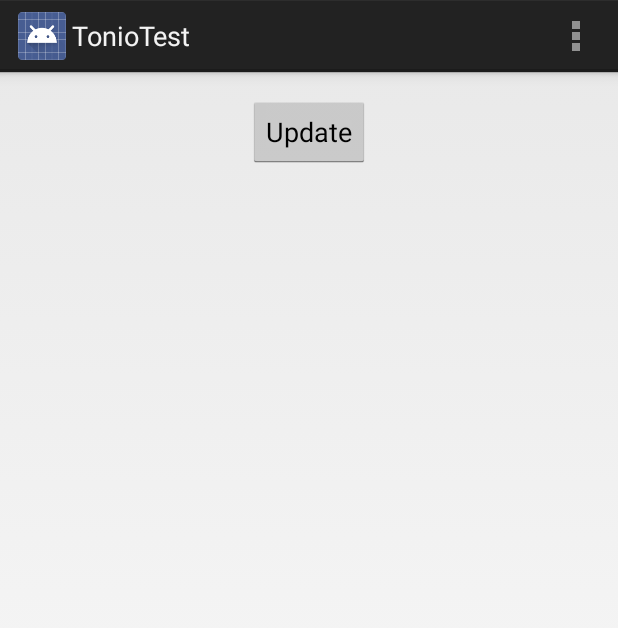
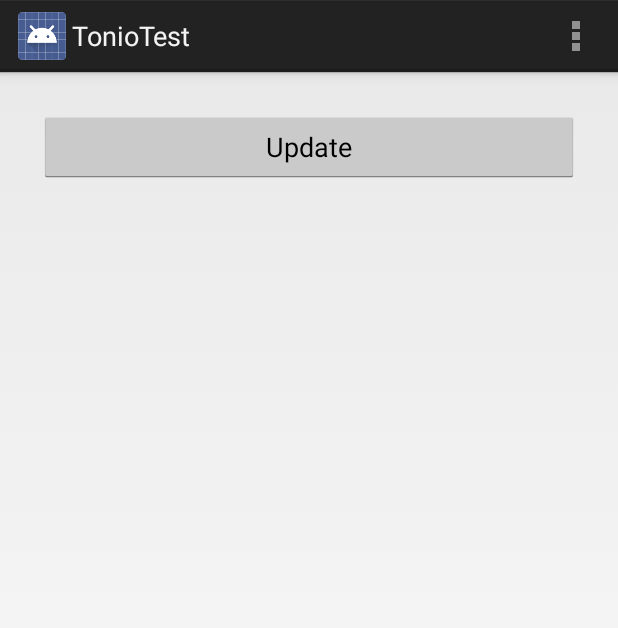
Before and after one commit to Pellucid-Petrus/Playground, an Android app: the screen it shows after launch (MainActivity), on a phone screen of 412 x 824 dp. Shown: the top 628 px of the screen. Run offline under Robolectric (Android 15) with nearby library versions, the phone set to English and light mode, and no system bars.

```diff
--- a/Android/TonioTest/TonioTest/src/main/res/layout/list_fragment.xml
+++ b/Android/TonioTest/TonioTest/src/main/res/layout/list_fragment.xml
@@ -6,8 +6,12 @@
               android:layout_height="match_parent">
 
     <Button
-            android:layout_width="wrap_content"
+            android:layout_width="fill_parent"
             android:layout_height="wrap_content"
             android:text="Update"
-            android:id="@+id/button" android:layout_gravity="center"/>
+            android:id="@+id/button" android:layout_gravity="center" android:layout_margin="10dp"/>
+    <ListView
+            android:layout_width="fill_parent"
+            android:layout_height="wrap_content"
+            android:id="@+id/listView"/>
 </LinearLayout>
```
